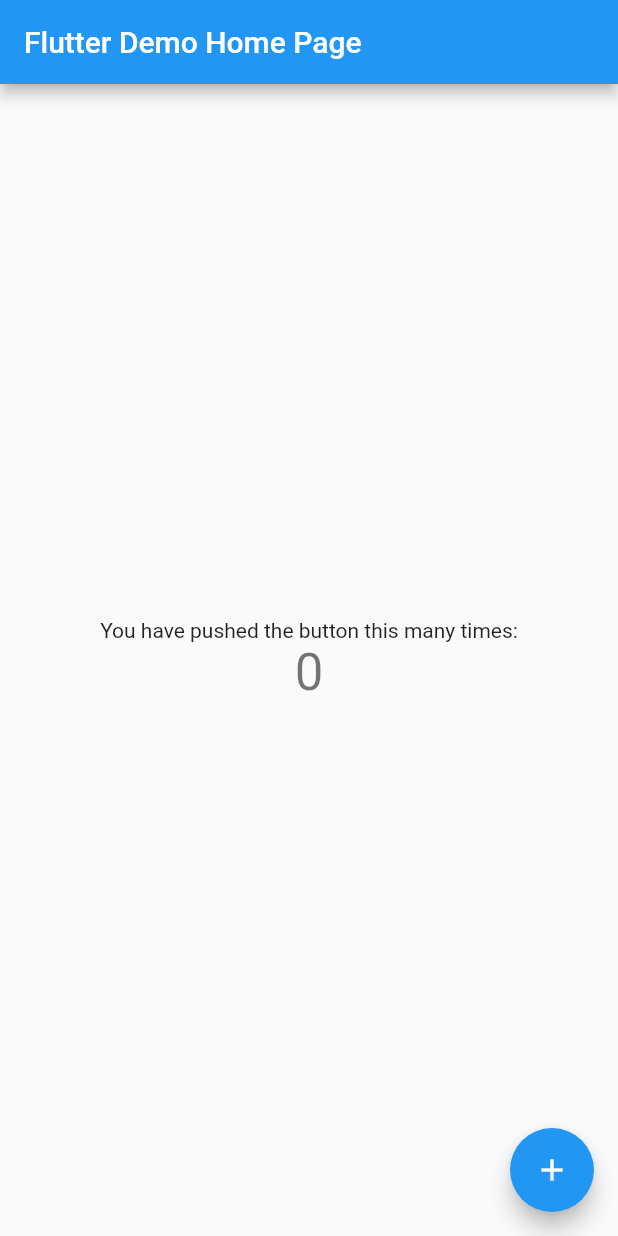
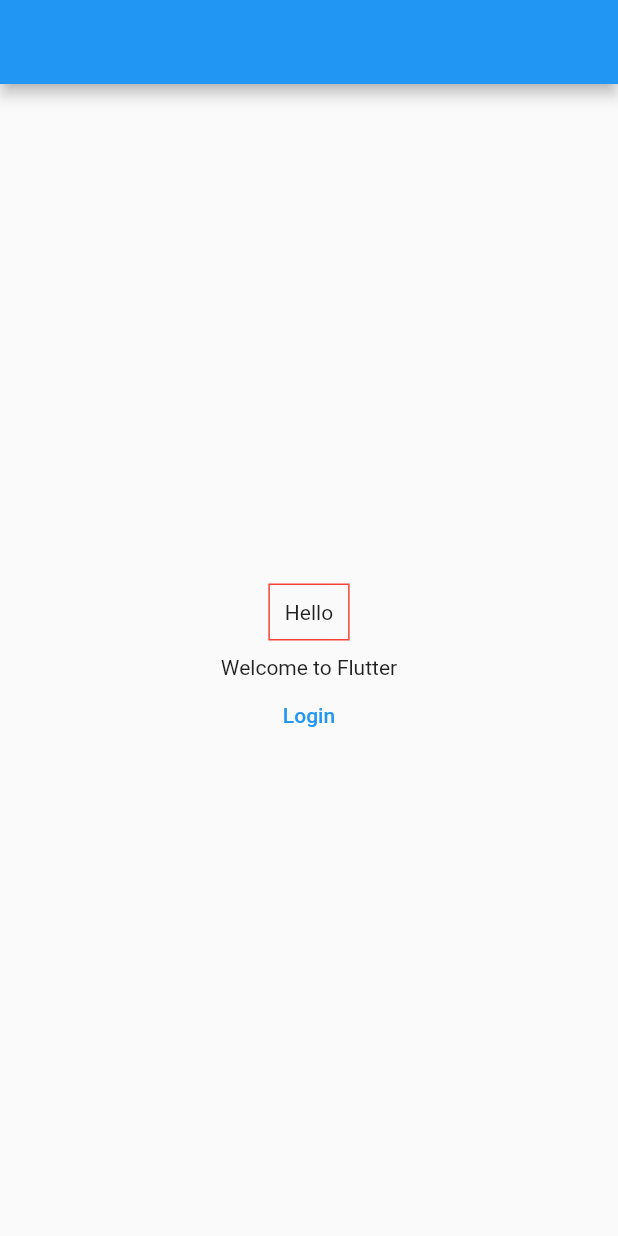
Before and after one commit to flutter-preview/alraedah-finance-WorkShopFlutter, a Flutter app: the screen it shows after launch, on a phone screen of 412 x 824 dp. Run offline on Flutter 3.47's test engine with Material 2 defaults, Android fonts, the light colour scheme and no system bars.

Commit message:
First Mile stone

```diff
--- /dev/null
+++ b/lib/home_screen.dart
@@ -0,0 +1,38 @@
+import 'package:flutter/material.dart';
+import 'package:my_flutter_app/login_screen.dart';
+
+class HomeScreen extends StatefulWidget {
+  const HomeScreen({super.key});
+
+  @override
+  State<HomeScreen> createState() => HomeScreenState();
+}
+
+class HomeScreenState extends State<HomeScreen> {
+  @override
+  Widget build(BuildContext context) {
+    return Scaffold(
+        appBar: AppBar(),
+        body: Center(
+          child: Column(mainAxisAlignment: MainAxisAlignment.center, children: [
+            Container(
+              decoration: BoxDecoration(
+                border: Border.all(color: Colors.red),
+              ),
+              padding: const EdgeInsets.all(10),
+              margin: const EdgeInsets.all(10),
+              child: const Text('Hello'),
+            ),
+            const Text("Welcome to Flutter"),
+            TextButton(
+                onPressed: () {
+                  Navigator.push(
+                      context,
+                      MaterialPageRoute(
+                          builder: (context) => const LoginScreen()));
+                },
+                child: const Text('Login')),
+          ]),
+        ));
+  }
+}
--- a/lib/main.dart
+++ b/lib/main.dart
@@ -1,4 +1,5 @@
 import 'package:flutter/material.dart';
+import 'package:my_flutter_app/home_screen.dart';
 
 void main() {
   runApp(const MyApp());
@@ -10,106 +11,94 @@
   // This widget is the root of your application.
   @override
   Widget build(BuildContext context) {
-    return MaterialApp(
+    return const MaterialApp(
       title: 'Flutter Demo',
-      theme: ThemeData(
-        // This is the theme of your application.
-        //
-        // Try running your application with "flutter run". You'll see the
-        // application has a blue toolbar. Then, without quitting the app, try
-        // changing the primarySwatch below to Colors.green and then invoke
-        // "hot reload" (press "r" in the console where you ran "flutter run",
-        // or simply save your changes to "hot reload" in a Flutter IDE).
-        // Notice that the counter didn't reset back to zero; the application
-        // is not restarted.
-        primarySwatch: Colors.blue,
-      ),
-      home: const MyHomePage(title: 'Flutter Demo Home Page'),
+      home: HomeScreen(),
     );
   }
 }
 
-class MyHomePage extends StatefulWidget {
-  const MyHomePage({super.key, required this.title});
+// class MyHomePage extends StatefulWidget {
+//   const MyHomePage({super.key, required this.title});
 
-  // This widget is the home page of your application. It is stateful, meaning
-  // that it has a State object (defined below) that contains fields that affect
-  // how it looks.
+//   // This widget is the home page of your application. It is stateful, meaning
+//   // that it has a State object (defined below) that contains fields that affect
+//   // how it looks.
 
-  // This class is the configuration for the state. It holds the values (in this
-  // case the title) provided by the parent (in this case the App widget) and
-  // used by the build method of the State. Fields in a Widget subclass are
-  // always marked "final".
+//   // This class is the configuration for the state. It holds the values (in this
+//   // case the title) provided by the parent (in this case the App widget) and
+//   // used by the build method of the State. Fields in a Widget subclass are
+//   // always marked "final".
 
-  final String title;
+//   final String title;
 
-  @override
-  State<MyHomePage> createState() => _MyHomePageState();
-}
+//   @override
+//   State<MyHomePage> createState() => _MyHomePageState();
+// }
 
-class _MyHomePageState extends State<MyHomePage> {
-  int _counter = 0;
+// class _MyHomePageState extends State<MyHomePage> {
+//   int _counter = 0;
 
-  void _incrementCounter() {
-    setState(() {
-      // This call to setState tells the Flutter framework that something has
-      // changed in this State, which causes it to rerun the build method below
-      // so that the display can reflect the updated values. If we changed
-      // _counter without calling setState(), then the build method would not be
-      // called again, and so nothing would appear to happen.
-      _counter++;
-    });
-  }
+//   void _incrementCounter() {
+//     setState(() {
+//       // This call to setState tells the Flutter framework that something has
+//       // changed in this State, which causes it to rerun the build method below
+//       // so that the display can reflect the updated values. If we changed
+//       // _counter without calling setState(), then the build method would not be
+//       // called again, and so nothing would appear to happen.
+//       _counter++;
+//     });
+//   }
 
-  @override
-  Widget build(BuildContext context) {
-    // This method is rerun every time setState is called, for instance as done
-    // by the _incrementCounter method above.
-    //
-    // The Flutter framework has been optimized to make rerunning build methods
-    // fast, so that you can just rebuild anything that needs updating rather
-    // than having to individually change instances of widgets.
-    return Scaffold(
-      appBar: AppBar(
-        // Here we take the value from the MyHomePage object that was created by
-        // the App.build method, and use it to set our appbar title.
-        title: Text(widget.title),
-      ),
-      body: Center(
-        // Center is a layout widget. It takes a single child and positions it
-        // in the middle of the parent.
-        child: Column(
-          // Column is also a layout widget. It takes a list of children and
-          // arranges them vertically. By default, it sizes itself to fit its
-          // children horizontally, and tries to be as tall as its parent.
-          //
-          // Invoke "debug painting" (press "p" in the console, choose the
-          // "Toggle Debug Paint" action from the Flutter Inspector in Android
-          // Studio, or the "Toggle Debug Paint" command in Visual Studio Code)
-          // to see the wireframe for each widget.
-          //
-          // Column has various properties to control how it sizes itself and
-          // how it positions its children. Here we use mainAxisAlignment to
-          // center the children vertically; the main axis here is the vertical
-          // axis because Columns are vertical (the cross axis would be
-          // horizontal).
-          mainAxisAlignment: MainAxisAlignment.center,
-          children: <Widget>[
-            const Text(
-              'You have pushed the button this many times:',
-            ),
-            Text(
-              '$_counter',
-              style: Theme.of(context).textTheme.headlineMedium,
-            ),
-          ],
-        ),
-      ),
-      floatingActionButton: FloatingActionButton(
-        onPressed: _incrementCounter,
-        tooltip: 'Increment',
-        child: const Icon(Icons.add),
-      ), // This trailing comma makes auto-formatting nicer for build methods.
-    );
-  }
-}
+//   @override
+//   Widget build(BuildContext context) {
+//     // This method is rerun every time setState is called, for instance as done
+//     // by the _incrementCounter method above.
+//     //
+//     // The Flutter framework has been optimized to make rerunning build methods
+//     // fast, so that you can just rebuild anything that needs updating rather
+//     // than having to individually change instances of widgets.
+//     return Scaffold(
+//       appBar: AppBar(
+//         // Here we take the value from the MyHomePage object that was created by
+//         // the App.build method, and use it to set our appbar title.
+//         title: Text(widget.title),
+//       ),
+//       body: Center(
+//         // Center is a layout widget. It takes a single child and positions it
+//         // in the middle of the parent.
+//         child: Column(
+//           // Column is also a layout widget. It takes a list of children and
+//           // arranges them vertically. By default, it sizes itself to fit its
+//           // children horizontally, and tries to be as tall as its parent.
+//           //
+//           // Invoke "debug painting" (press "p" in the console, choose the
+//           // "Toggle Debug Paint" action from the Flutter Inspector in Android
+//           // Studio, or the "Toggle Debug Paint" command in Visual Studio Code)
+//           // to see the wireframe for each widget.
+//           //
+//           // Column has various properties to control how it sizes itself and
+//           // how it positions its children. Here we use mainAxisAlignment to
+//           // center the children vertically; the main axis here is the vertical
+//           // axis because Columns are vertical (the cross axis would be
+//           // horizontal).
+//           mainAxisAlignment: MainAxisAlignment.center,
+//           children: <Widget>[
+//             const Text(
+//               'You have pushed the button this many times:',
+//             ),
+//             Text(
+//               '$_counter',
+//               style: Theme.of(context).textTheme.headlineMedium,
+//             ),
+//           ],
+//         ),
+//       ),
+//       floatingActionButton: FloatingActionButton(
+//         onPressed: _incrementCounter,
+//         tooltip: 'Increment',
+//         child: const Icon(Icons.add),
+//       ), // This trailing comma makes auto-formatting nicer for build methods.
+//     );
+//   }
+// }
```
Also changed, not shown: lib/login_screen.dart (added, +45 -0 lines).
